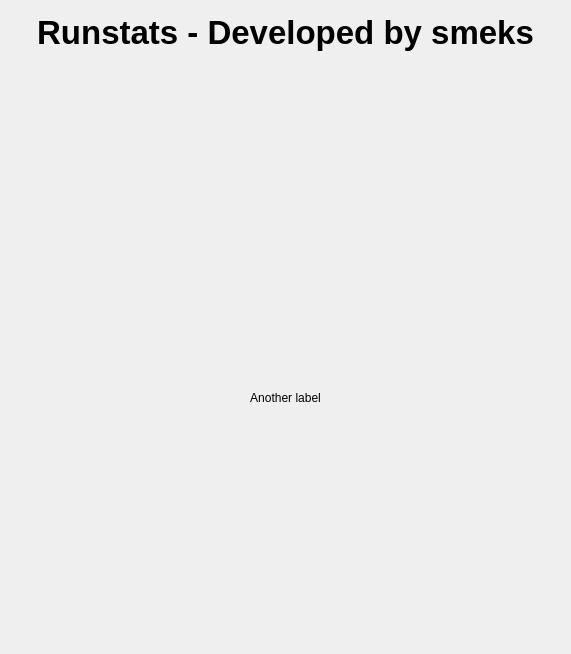
Old version of the form Runstats/Layouts/window.ui in the repository smeksz/Runstats.
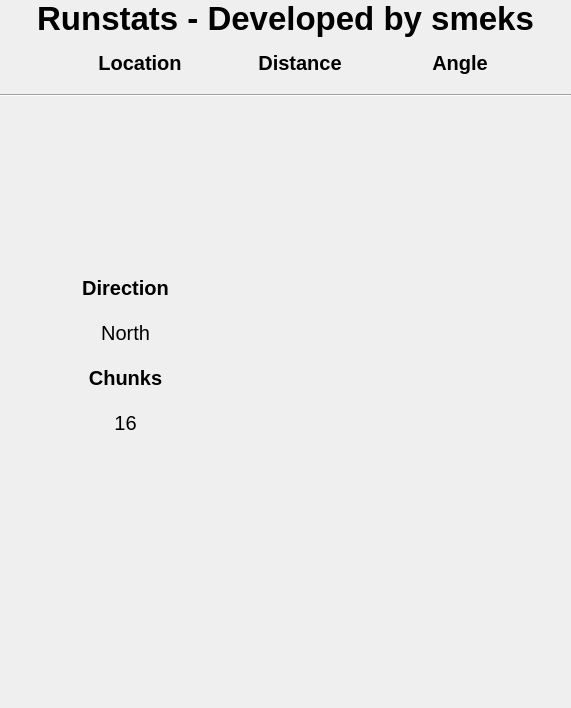
New version of the form. Icons and pictures are not drawn.

Commit message: updated the window a lot

```diff
--- a/Runstats/Layouts/window.ui
+++ b/Runstats/Layouts/window.ui
@@ -7,22 +7,25 @@
     <x>0</x>
     <y>0</y>
     <width>571</width>
-    <height>654</height>
+    <height>708</height>
    </rect>
   </property>
   <property name="windowTitle">
    <string>Runstats</string>
   </property>
-  <widget class="QWidget" name="">
+  <widget class="QWidget" name="widget" native="true">
    <property name="geometry">
     <rect>
      <x>0</x>
      <y>0</y>
      <width>571</width>
-     <height>421</height>
+     <height>491</height>
     </rect>
    </property>
    <layout class="QVBoxLayout" name="verticalLayout">
+    <property name="spacing">
+     <number>5</number>
+    </property>
     <property name="sizeConstraint">
      <enum>QLayout::SizeConstraint::SetDefaultConstraint</enum>
     </property>
@@ -49,44 +52,579 @@
      </widget>
     </item>
     <item>
-     <widget class="QLabel" name="picture_test">
-      <property name="minimumSize">
-       <size>
-        <width>300</width>
-        <height>300</height>
-       </size>
+     <widget class="QWidget" name="coordinates" native="true">
+      <property name="enabled">
+       <bool>true</bool>
       </property>
       <property name="maximumSize">
        <size>
         <width>16777215</width>
-        <height>300</height>
+        <height>200</height>
        </size>
       </property>
-      <property name="text">
-       <string/>
-      </property>
-      <property name="alignment">
-       <set>Qt::AlignmentFlag::AlignCenter</set>
-      </property>
+      <widget class="QFrame" name="hp">
+       <property name="geometry">
+        <rect>
+         <x>8</x>
+         <y>59</y>
+         <width>571</width>
+         <height>61</height>
+        </rect>
+       </property>
+       <widget class="QLabel" name="hp_location">
+        <property name="geometry">
+         <rect>
+          <x>52</x>
+          <y>10</y>
+          <width>160</width>
+          <height>51</height>
+         </rect>
+        </property>
+        <property name="sizePolicy">
+         <sizepolicy hsizetype="Preferred" vsizetype="Fixed">
+          <horstretch>0</horstretch>
+          <verstretch>0</verstretch>
+         </sizepolicy>
+        </property>
+        <property name="font">
+         <font>
+          <pointsize>15</pointsize>
+         </font>
+        </property>
+        <property name="layoutDirection">
+         <enum>Qt::LayoutDirection::LeftToRight</enum>
+        </property>
+        <property name="text">
+         <string/>
+        </property>
+        <property name="alignment">
+         <set>Qt::AlignmentFlag::AlignCenter</set>
+        </property>
+       </widget>
+       <widget class="QLabel" name="nether_portal">
+        <property name="geometry">
+         <rect>
+          <x>6</x>
+          <y>10</y>
+          <width>40</width>
+          <height>51</height>
+         </rect>
+        </property>
+        <property name="sizePolicy">
+         <sizepolicy hsizetype="Fixed" vsizetype="Preferred">
+          <horstretch>0</horstretch>
+          <verstretch>0</verstretch>
+         </sizepolicy>
+        </property>
+        <property name="minimumSize">
+         <size>
+          <width>0</width>
+          <height>0</height>
+         </size>
+        </property>
+        <property name="text">
+         <string/>
+        </property>
+        <property name="pixmap">
+         <pixmap resource="../resources.qrc">:/images/Assets/nether_portal.png</pixmap>
+        </property>
+        <property name="scaledContents">
+         <bool>true</bool>
+        </property>
+       </widget>
+       <widget class="QLabel" name="hp_distance">
+        <property name="geometry">
+         <rect>
+          <x>212</x>
+          <y>10</y>
+          <width>160</width>
+          <height>51</height>
+         </rect>
+        </property>
+        <property name="sizePolicy">
+         <sizepolicy hsizetype="Preferred" vsizetype="Fixed">
+          <horstretch>0</horstretch>
+          <verstretch>0</verstretch>
+         </sizepolicy>
+        </property>
+        <property name="font">
+         <font>
+          <pointsize>15</pointsize>
+         </font>
+        </property>
+        <property name="layoutDirection">
+         <enum>Qt::LayoutDirection::LeftToRight</enum>
+        </property>
+        <property name="text">
+         <string/>
+        </property>
+        <property name="alignment">
+         <set>Qt::AlignmentFlag::AlignCenter</set>
+        </property>
+       </widget>
+       <widget class="QLabel" name="hp_angle">
+        <property name="geometry">
+         <rect>
+          <x>372</x>
+          <y>10</y>
+          <width>160</width>
+          <height>51</height>
+         </rect>
+        </property>
+        <property name="sizePolicy">
+         <sizepolicy hsizetype="Preferred" vsizetype="Fixed">
+          <horstretch>0</horstretch>
+          <verstretch>0</verstretch>
+         </sizepolicy>
+        </property>
+        <property name="font">
+         <font>
+          <pointsize>15</pointsize>
+         </font>
+        </property>
+        <property name="layoutDirection">
+         <enum>Qt::LayoutDirection::LeftToRight</enum>
+        </property>
+        <property name="text">
+         <string/>
+        </property>
+        <property name="alignment">
+         <set>Qt::AlignmentFlag::AlignCenter</set>
+        </property>
+       </widget>
+      </widget>
+      <widget class="QLabel" name="location">
+       <property name="geometry">
+        <rect>
+         <x>60</x>
+         <y>0</y>
+         <width>160</width>
+         <height>41</height>
+        </rect>
+       </property>
+       <property name="sizePolicy">
+        <sizepolicy hsizetype="Preferred" vsizetype="Fixed">
+         <horstretch>0</horstretch>
+         <verstretch>0</verstretch>
+        </sizepolicy>
+       </property>
+       <property name="font">
+        <font>
+         <pointsize>15</pointsize>
+         <bold>true</bold>
+        </font>
+       </property>
+       <property name="layoutDirection">
+        <enum>Qt::LayoutDirection::LeftToRight</enum>
+       </property>
+       <property name="text">
+        <string>Location</string>
+       </property>
+       <property name="alignment">
+        <set>Qt::AlignmentFlag::AlignCenter</set>
+       </property>
+      </widget>
+      <widget class="QLabel" name="compass">
+       <property name="geometry">
+        <rect>
+         <x>10</x>
+         <y>0</y>
+         <width>51</width>
+         <height>50</height>
+        </rect>
+       </property>
+       <property name="minimumSize">
+        <size>
+         <width>0</width>
+         <height>0</height>
+        </size>
+       </property>
+       <property name="text">
+        <string/>
+       </property>
+       <property name="pixmap">
+        <pixmap resource="../resources.qrc">:/images/Assets/compass.png</pixmap>
+       </property>
+       <property name="scaledContents">
+        <bool>true</bool>
+       </property>
+      </widget>
+      <widget class="Line" name="line">
+       <property name="geometry">
+        <rect>
+         <x>0</x>
+         <y>38</y>
+         <width>571</width>
+         <height>30</height>
+        </rect>
+       </property>
+       <property name="orientation">
+        <enum>Qt::Orientation::Horizontal</enum>
+       </property>
+      </widget>
+      <widget class="QLabel" name="dist">
+       <property name="geometry">
+        <rect>
+         <x>220</x>
+         <y>0</y>
+         <width>160</width>
+         <height>41</height>
+        </rect>
+       </property>
+       <property name="sizePolicy">
+        <sizepolicy hsizetype="Preferred" vsizetype="Fixed">
+         <horstretch>0</horstretch>
+         <verstretch>0</verstretch>
+        </sizepolicy>
+       </property>
+       <property name="font">
+        <font>
+         <pointsize>15</pointsize>
+         <bold>true</bold>
+        </font>
+       </property>
+       <property name="layoutDirection">
+        <enum>Qt::LayoutDirection::LeftToRight</enum>
+       </property>
+       <property name="text">
+        <string>Distance</string>
+       </property>
+       <property name="alignment">
+        <set>Qt::AlignmentFlag::AlignCenter</set>
+       </property>
+      </widget>
+      <widget class="QLabel" name="angle">
+       <property name="geometry">
+        <rect>
+         <x>380</x>
+         <y>0</y>
+         <width>160</width>
+         <height>41</height>
+        </rect>
+       </property>
+       <property name="sizePolicy">
+        <sizepolicy hsizetype="Preferred" vsizetype="Fixed">
+         <horstretch>0</horstretch>
+         <verstretch>0</verstretch>
+        </sizepolicy>
+       </property>
+       <property name="font">
+        <font>
+         <pointsize>15</pointsize>
+         <bold>true</bold>
+        </font>
+       </property>
+       <property name="layoutDirection">
+        <enum>Qt::LayoutDirection::LeftToRight</enum>
+       </property>
+       <property name="text">
+        <string>Angle</string>
+       </property>
+       <property name="alignment">
+        <set>Qt::AlignmentFlag::AlignCenter</set>
+       </property>
+      </widget>
+      <widget class="QFrame" name="coords_2">
+       <property name="geometry">
+        <rect>
+         <x>8</x>
+         <y>120</y>
+         <width>571</width>
+         <height>71</height>
+        </rect>
+       </property>
+       <widget class="QLabel" name="coords_2_location">
+        <property name="geometry">
+         <rect>
+          <x>52</x>
+          <y>10</y>
+          <width>160</width>
+          <height>51</height>
+         </rect>
+        </property>
+        <property name="sizePolicy">
+         <sizepolicy hsizetype="Preferred" vsizetype="Fixed">
+          <horstretch>0</horstretch>
+          <verstretch>0</verstretch>
+         </sizepolicy>
+        </property>
+        <property name="font">
+         <font>
+          <pointsize>15</pointsize>
+         </font>
+        </property>
+        <property name="layoutDirection">
+         <enum>Qt::LayoutDirection::LeftToRight</enum>
+        </property>
+        <property name="text">
+         <string/>
+        </property>
+        <property name="alignment">
+         <set>Qt::AlignmentFlag::AlignCenter</set>
+        </property>
+       </widget>
+       <widget class="QLabel" name="coords_2_icon">
+        <property name="geometry">
+         <rect>
+          <x>0</x>
+          <y>10</y>
+          <width>51</width>
+          <height>50</height>
+         </rect>
+        </property>
+        <property name="sizePolicy">
+         <sizepolicy hsizetype="Preferred" vsizetype="Preferred">
+          <horstretch>0</horstretch>
+          <verstretch>0</verstretch>
+         </sizepolicy>
+        </property>
+        <property name="minimumSize">
+         <size>
+          <width>0</width>
+          <height>0</height>
+         </size>
+        </property>
+        <property name="text">
+         <string/>
+        </property>
+        <property name="pixmap">
+         <pixmap resource="../resources.qrc">:/images/Assets/recovery_compass.png</pixmap>
+        </property>
+        <property name="scaledContents">
+         <bool>true</bool>
+        </property>
+       </widget>
+       <widget class="QLabel" name="coords_2_distance">
+        <property name="geometry">
+         <rect>
+          <x>212</x>
+          <y>10</y>
+          <width>160</width>
+          <height>51</height>
+         </rect>
+        </property>
+        <property name="sizePolicy">
+         <sizepolicy hsizetype="Preferred" vsizetype="Fixed">
+          <horstretch>0</horstretch>
+          <verstretch>0</verstretch>
+         </sizepolicy>
+        </property>
+        <property name="font">
+         <font>
+          <pointsize>15</pointsize>
+         </font>
+        </property>
+        <property name="layoutDirection">
+         <enum>Qt::LayoutDirection::LeftToRight</enum>
+        </property>
+        <property name="text">
+         <string/>
+        </property>
+        <property name="alignment">
+         <set>Qt::AlignmentFlag::AlignCenter</set>
+        </property>
+       </widget>
+       <widget class="QLabel" name="coords_2_angle">
+        <property name="geometry">
+         <rect>
+          <x>372</x>
+          <y>10</y>
+          <width>160</width>
+          <height>51</height>
+         </rect>
+        </property>
+        <property name="sizePolicy">
+         <sizepolicy hsizetype="Preferred" vsizetype="Fixed">
+          <horstretch>0</horstretch>
+          <verstretch>0</verstretch>
+         </sizepolicy>
+        </property>
+        <property name="font">
+         <font>
+          <pointsize>15</pointsize>
+         </font>
+        </property>
+        <property name="layoutDirection">
+         <enum>Qt::LayoutDirection::LeftToRight</enum>
+        </property>
+        <property name="text">
+         <string/>
+        </property>
+        <property name="alignment">
+         <set>Qt::AlignmentFlag::AlignCenter</set>
+        </property>
+       </widget>
+      </widget>
      </widget>
     </item>
     <item>
-     <widget class="QLabel" name="label_2">
-      <property name="sizePolicy">
-       <sizepolicy hsizetype="Preferred" vsizetype="Fixed">
-        <horstretch>0</horstretch>
-        <verstretch>0</verstretch>
-       </sizepolicy>
-      </property>
-      <property name="layoutDirection">
-       <enum>Qt::LayoutDirection::LeftToRight</enum>
-      </property>
-      <property name="text">
-       <string>Another label</string>
-      </property>
-      <property name="alignment">
-       <set>Qt::AlignmentFlag::AlignCenter</set>
-      </property>
+     <widget class="QWidget" name="fort" native="true">
+      <widget class="QLabel" name="fort_icon">
+       <property name="geometry">
+        <rect>
+         <x>10</x>
+         <y>70</y>
+         <width>51</width>
+         <height>50</height>
+        </rect>
+       </property>
+       <property name="sizePolicy">
+        <sizepolicy hsizetype="Preferred" vsizetype="Preferred">
+         <horstretch>0</horstretch>
+         <verstretch>0</verstretch>
+        </sizepolicy>
+       </property>
+       <property name="minimumSize">
+        <size>
+         <width>0</width>
+         <height>0</height>
+        </size>
+       </property>
+       <property name="text">
+        <string/>
+       </property>
+       <property name="pixmap">
+        <pixmap resource="../resources.qrc">:/images/Assets/fortress.png</pixmap>
+       </property>
+       <property name="scaledContents">
+        <bool>true</bool>
+       </property>
+      </widget>
+      <widget class="QLabel" name="direction">
+       <property name="geometry">
+        <rect>
+         <x>60</x>
+         <y>20</y>
+         <width>131</width>
+         <height>41</height>
+        </rect>
+       </property>
+       <property name="sizePolicy">
+        <sizepolicy hsizetype="Preferred" vsizetype="Fixed">
+         <horstretch>0</horstretch>
+         <verstretch>0</verstretch>
+        </sizepolicy>
+       </property>
+       <property name="font">
+        <font>
+         <pointsize>15</pointsize>
+         <bold>true</bold>
+        </font>
+       </property>
+       <property name="layoutDirection">
+        <enum>Qt::LayoutDirection::LeftToRight</enum>
+       </property>
+       <property name="text">
+        <string>Direction</string>
+       </property>
+       <property name="alignment">
+        <set>Qt::AlignmentFlag::AlignCenter</set>
+       </property>
+      </widget>
+      <widget class="QLabel" name="chunks">
+       <property name="geometry">
+        <rect>
+         <x>60</x>
+         <y>110</y>
+         <width>131</width>
+         <height>41</height>
+        </rect>
+       </property>
+       <property name="sizePolicy">
+        <sizepolicy hsizetype="Preferred" vsizetype="Fixed">
+         <horstretch>0</horstretch>
+         <verstretch>0</verstretch>
+        </sizepolicy>
+       </property>
+       <property name="font">
+        <font>
+         <pointsize>15</pointsize>
+         <bold>true</bold>
+        </font>
+       </property>
+       <property name="layoutDirection">
+        <enum>Qt::LayoutDirection::LeftToRight</enum>
+       </property>
+       <property name="text">
+        <string>Chunks</string>
+       </property>
+       <property name="alignment">
+        <set>Qt::AlignmentFlag::AlignCenter</set>
+       </property>
+      </widget>
+      <widget class="QLabel" name="fort_direction">
+       <property name="geometry">
+        <rect>
+         <x>60</x>
+         <y>60</y>
+         <width>131</width>
+         <height>51</height>
+        </rect>
+       </property>
+       <property name="sizePolicy">
+        <sizepolicy hsizetype="Preferred" vsizetype="Fixed">
+         <horstretch>0</horstretch>
+         <verstretch>0</verstretch>
+        </sizepolicy>
+       </property>
+       <property name="font">
+        <font>
+         <pointsize>15</pointsize>
+        </font>
+       </property>
+       <property name="layoutDirection">
+        <enum>Qt::LayoutDirection::LeftToRight</enum>
+       </property>
+       <property name="text">
+        <string>North</string>
+       </property>
+       <property name="alignment">
+        <set>Qt::AlignmentFlag::AlignCenter</set>
+       </property>
+      </widget>
+      <widget class="QLabel" name="fort_quadrant">
+       <property name="geometry">
+        <rect>
+         <x>240</x>
+         <y>0</y>
+         <width>261</width>
+         <height>231</height>
+        </rect>
+       </property>
+       <property name="text">
+        <string/>
+       </property>
+      </widget>
+      <widget class="QLabel" name="fort_chunks">
+       <property name="geometry">
+        <rect>
+         <x>60</x>
+         <y>150</y>
+         <width>131</width>
+         <height>51</height>
+        </rect>
+       </property>
+       <property name="sizePolicy">
+        <sizepolicy hsizetype="Preferred" vsizetype="Fixed">
+         <horstretch>0</horstretch>
+         <verstretch>0</verstretch>
+        </sizepolicy>
+       </property>
+       <property name="font">
+        <font>
+         <pointsize>15</pointsize>
+        </font>
+       </property>
+       <property name="layoutDirection">
+        <enum>Qt::LayoutDirection::LeftToRight</enum>
+       </property>
+       <property name="text">
+        <string>16</string>
+       </property>
+       <property name="alignment">
+        <set>Qt::AlignmentFlag::AlignCenter</set>
+       </property>
+      </widget>
      </widget>
     </item>
    </layout>
```
Left out of the diff: 4 changed lines with no effect on the pictures. The commit also changes 5 other files.
